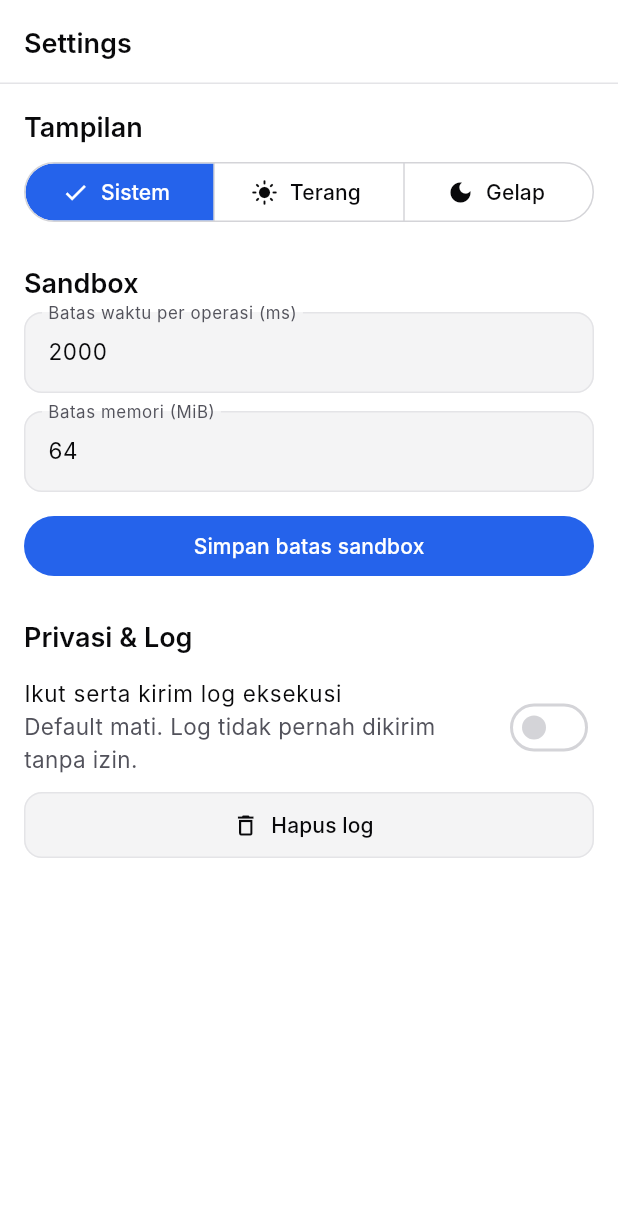
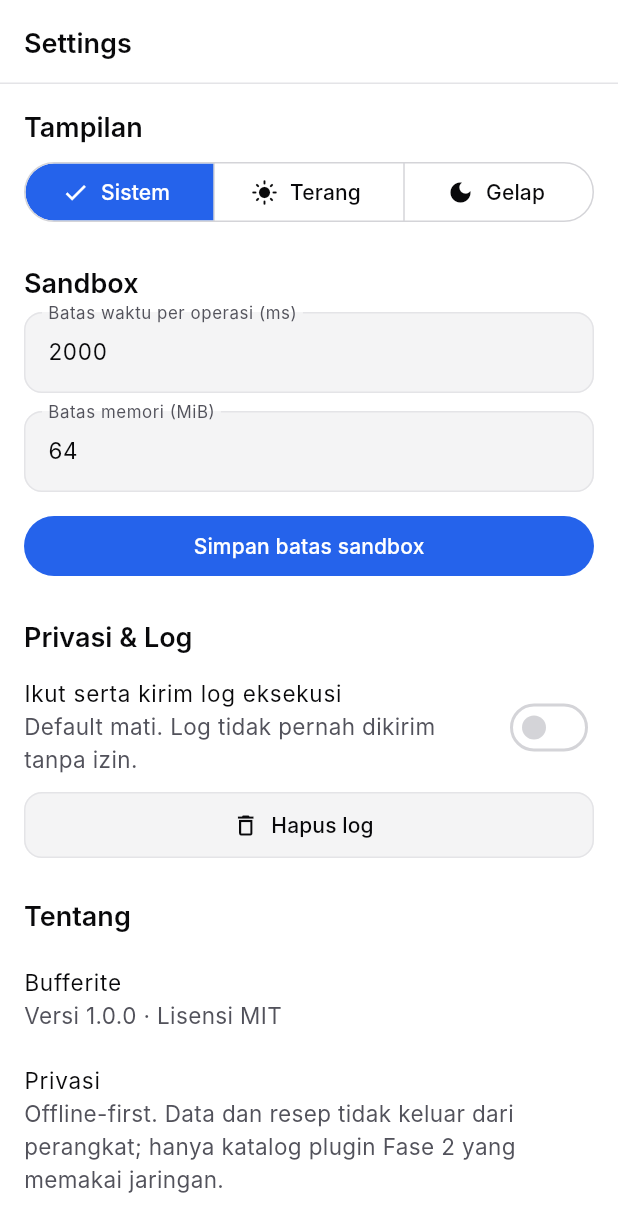
Before and after one commit to bufferite/bufferite, a Flutter app: the SettingsPage screen opened directly, on a phone screen of 412 x 824 dp. Shown: the top 1232 px of the screen. Run offline on Flutter 3.47's test engine with Material 3 defaults, Android fonts, the phone set to English and light mode, and no system bars; our stand-ins replace file_picker, flutter_riverpod, sqflite; accounts and stored records are empty; Roboto replaces fonts that are missing (Inter).

Commit message:
feat: add about and privacy section (F12-T04)

```diff
--- a/lib/features/settings/settings_page.dart
+++ b/lib/features/settings/settings_page.dart
@@ -114,6 +114,27 @@ class _SettingsPageState extends ConsumerState<SettingsPage> {
             icon: const Icon(Icons.delete_outline),
             label: const Text('Hapus log'),
           ),
+          const SizedBox(height: AppSpacing.xl),
+          Text('Tentang', style: theme.textTheme.titleLarge),
+          const SizedBox(height: AppSpacing.sm),
+          const ListTile(
+            contentPadding: EdgeInsets.zero,
+            title: Text('Bufferite'),
+            subtitle: Text('Versi 1.0.0 · Lisensi MIT'),
+          ),
+          const ListTile(
+            contentPadding: EdgeInsets.zero,
+            title: Text('Privasi'),
+            subtitle: Text(
+              'Offline-first. Data dan resep tidak keluar dari perangkat; '
+              'hanya katalog plugin Fase 2 yang memakai jaringan.',
+            ),
+          ),
+          const ListTile(
+            contentPadding: EdgeInsets.zero,
+            title: Text('Kode sumber'),
+            subtitle: Text('github.com/bufferite/bufferite'),
+          ),
         ],
       ),
     );
```
